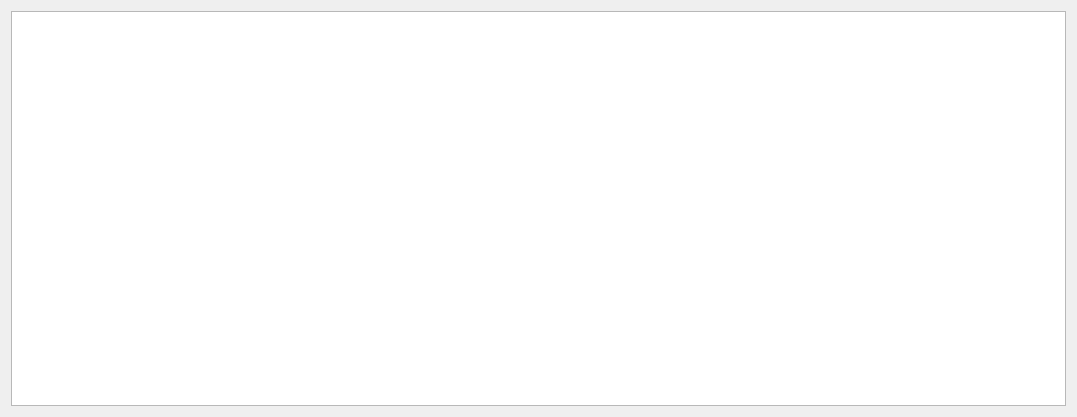
Qt form mapwidget/mapwidget.ui (AdanTL/SORGES) before a commit.
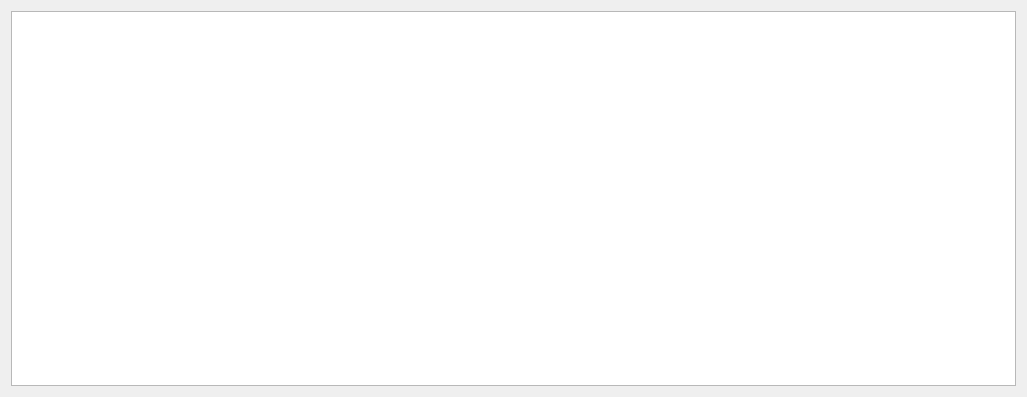
The same form after that commit.

Commit message: afinada precision de la imagen del mapa (pruebas en constructor de

Diff of the .ui file:
```diff
--- a/mapwidget/mapwidget.ui
+++ b/mapwidget/mapwidget.ui
@@ -6,8 +6,8 @@
    <rect>
     <x>0</x>
     <y>0</y>
-    <width>1077</width>
-    <height>417</height>
+    <width>1027</width>
+    <height>397</height>
    </rect>
   </property>
   <property name="windowTitle">
```
The commit also changes 2 other files.
